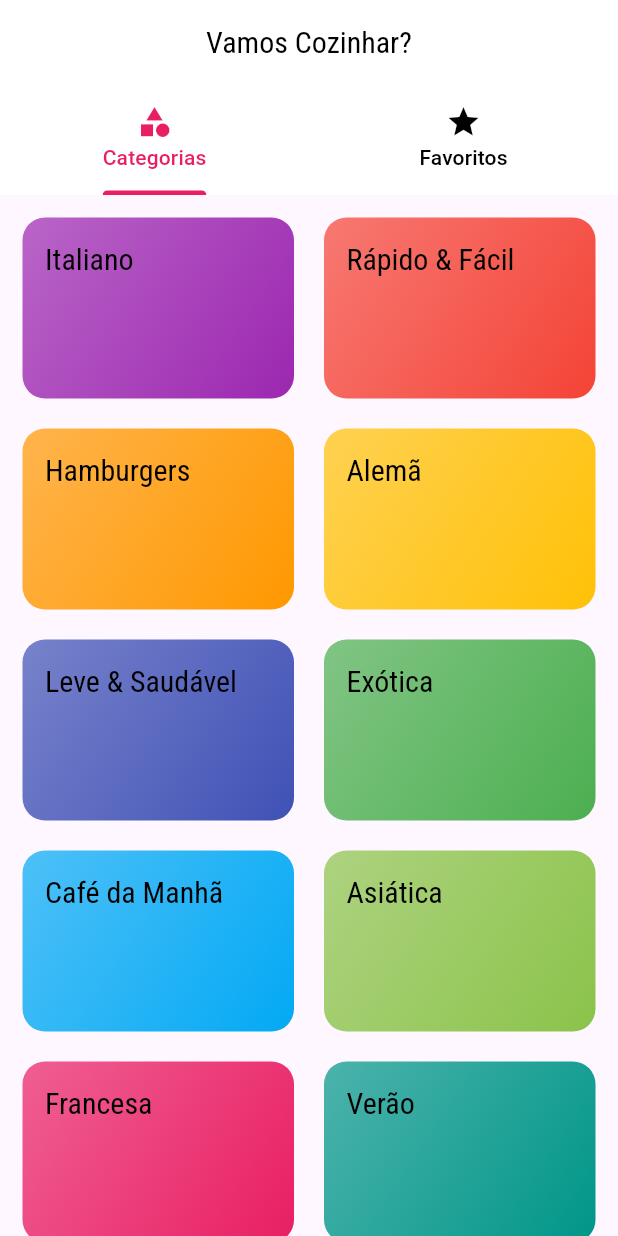
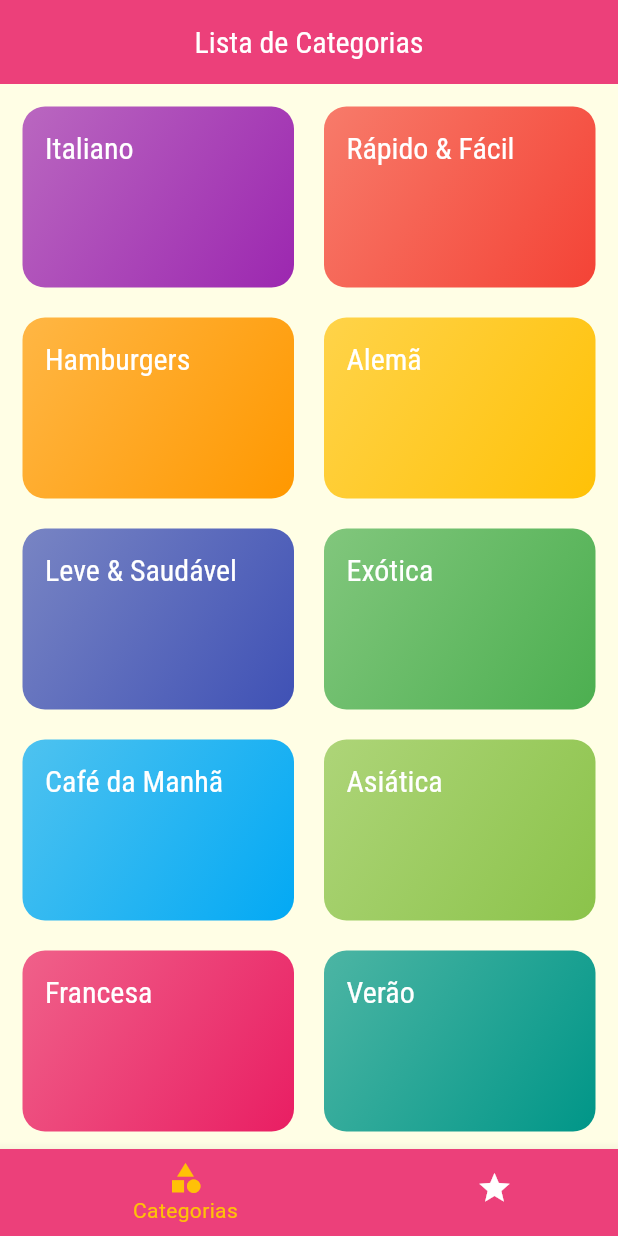
Before and after one commit to IsraelRAlencar/Projeto-Meals, a Flutter app: the screen it shows after launch, on a phone screen of 412 x 824 dp. Run offline on Flutter 3.47's test engine with Material 3 defaults, Android fonts, the phone set to English and light mode, and no system bars.

Commit message:
new - adicionado TabBar na parte inferior

```diff
--- a/lib/components/meal_item.dart
+++ b/lib/components/meal_item.dart
@@ -18,6 +18,7 @@ class MealItem extends StatelessWidget {
     return InkWell(
       onTap: () => _selectMeal(context),
       child: Card(
+        surfaceTintColor: Colors.white,
         shape: RoundedRectangleBorder(borderRadius: BorderRadius.circular(15)),
         elevation: 4,
         margin: const EdgeInsets.all(10),
--- a/lib/main.dart
+++ b/lib/main.dart
@@ -1,5 +1,4 @@
 import 'package:flutter/material.dart';
-import 'screens/categories_screen.dart';
 import 'screens/categories_meals_screen.dart';
 import 'utils/app_routes.dart';
 import 'screens/meal_detail_screen.dart';
@@ -18,14 +17,18 @@ class MyApp extends StatelessWidget {
     return MaterialApp(
       title: 'DeliMeals',
       theme: theme.copyWith(
+        primaryColor: Colors.pink[400],
         colorScheme: ColorScheme.fromSwatch().copyWith(
-          primary: Colors.pink,
+          primary: Colors.pink[400],
           secondary: Colors.amber,
           background: const Color.fromRGBO(255, 254, 229, 1),
         ),
         textTheme: const TextTheme().copyWith(
           titleLarge: const TextStyle(
-              fontSize: 20, fontFamily: 'RobotoCondensed', color: Colors.black),
+            fontSize: 20,
+            fontFamily: 'RobotoCondensed',
+            color: Colors.white,
+          ),
         ),
       ),
       home: const TabsScreen(),
--- a/lib/screens/categories_meals_screen.dart
+++ b/lib/screens/categories_meals_screen.dart
@@ -14,13 +14,21 @@ class CategoiresMealsScreen extends StatelessWidget {
     }).toList();
 
     return Scaffold(
+      backgroundColor: Theme.of(context).colorScheme.background,
       appBar: AppBar(
-        title: Text(category.title),
+        title: Text(
+          category.title,
+          style: Theme.of(context).textTheme.titleLarge,
+        ),
+        backgroundColor: Theme.of(context).colorScheme.primary,
+        iconTheme: const IconThemeData(color: Colors.white),
       ),
       body: ListView.builder(
         itemCount: categoryMeals.length,
         itemBuilder: ((ctx, index) {
-          return MealItem(categoryMeals[index]);
+          return MealItem(
+            categoryMeals[index],
+          );
         }),
       ),
     );
--- a/lib/screens/meal_detail_screen.dart
+++ b/lib/screens/meal_detail_screen.dart
@@ -37,9 +37,12 @@ class MealDetailScreen extends StatelessWidget {
       appBar: AppBar(
         title: Text(
           meal.title,
-          style: const TextStyle(color: Colors.black),
+          style: Theme.of(context).textTheme.titleLarge,
         ),
+        backgroundColor: Theme.of(context).colorScheme.primary,
+        iconTheme: const IconThemeData(color: Colors.white),
       ),
+      backgroundColor: Theme.of(context).colorScheme.background,
       body: SingleChildScrollView(
         child: Column(
           children: [
@@ -80,6 +83,8 @@ class MealDetailScreen extends StatelessWidget {
                     children: [
                       ListTile(
                         leading: CircleAvatar(
+                          backgroundColor:
+                              Theme.of(context).colorScheme.primary,
                           child: Text('${index + 1}'),
                         ),
                         title: Text(meal.steps[index]),
--- a/lib/screens/tabs_screen.dart
+++ b/lib/screens/tabs_screen.dart
@@ -2,35 +2,58 @@ import 'package:flutter/material.dart';
 import 'categories_screen.dart';
 import 'favorite_screen.dart';
 
-class TabsScreen extends StatelessWidget {
+class TabsScreen extends StatefulWidget {
   const TabsScreen({super.key});
 
   @override
+  State<TabsScreen> createState() => _TabsScreenState();
+}
+
+class _TabsScreenState extends State<TabsScreen> {
+  int _selectedScreenIndex = 0;
+
+  final List<Map<String, Object>> _screens = [
+    {'title': 'Lista de Categorias', 'screen': const CategoriesScreen()},
+    {'title': 'Meus Favoritos', 'screen': const FavoriteScreen()},
+  ];
+
+  _selectScreen(int index) {
+    setState(() {
+      _selectedScreenIndex = index;
+    });
+  }
+
+  @override
   Widget build(BuildContext context) {
-    return DefaultTabController(
-      length: 2,
-      child: Scaffold(
-        appBar: AppBar(
-          title: const Center(child: Text('Vamos Cozinhar?')),
-          bottom: const TabBar(
-            tabs: [
-              Tab(
-                icon: Icon(Icons.category),
-                text: 'Categorias',
-              ),
-              Tab(
-                icon: Icon(Icons.star),
-                text: 'Favoritos',
-              ),
-            ],
+    return Scaffold(
+      backgroundColor: Theme.of(context).colorScheme.background,
+      appBar: AppBar(
+        title: Center(
+          child: Text(_screens[_selectedScreenIndex]['title'] as String,
+              style: Theme.of(context).textTheme.titleLarge),
+        ),
+        backgroundColor: Theme.of(context).colorScheme.primary,
+      ),
+      body: _screens[_selectedScreenIndex]['screen'] as Widget,
+      bottomNavigationBar: BottomNavigationBar(
+        onTap: _selectScreen,
+        backgroundColor: Theme.of(context).primaryColor,
+        unselectedItemColor: Colors.white,
+        selectedItemColor: Theme.of(context).colorScheme.secondary,
+        currentIndex: _selectedScreenIndex,
+        type: BottomNavigationBarType.shifting,
+        items: [
+          BottomNavigationBarItem(
+            backgroundColor: Theme.of(context).primaryColor,
+            icon: const Icon(Icons.category),
+            label: 'Categorias',
           ),
-        ),
-        body: const TabBarView(
-          children: [
-            CategoriesScreen(),
-            FavoriteScreen(),
-          ],
-        ),
+          BottomNavigationBarItem(
+            backgroundColor: Theme.of(context).primaryColor,
+            icon: const Icon(Icons.star),
+            label: 'Favoritos',
+          ),
+        ],
       ),
     );
   }
```
